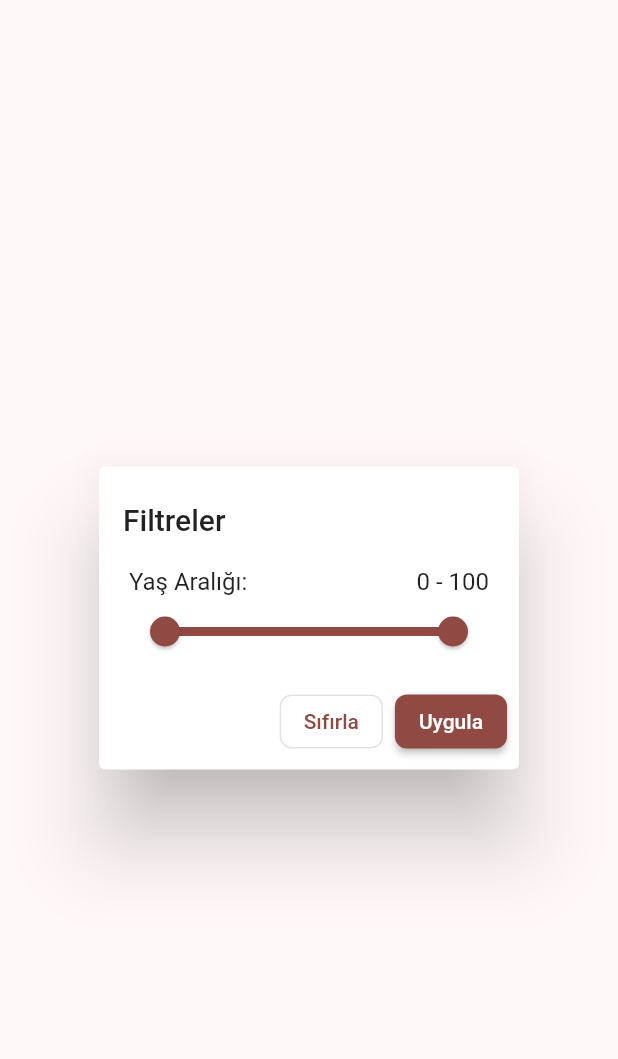
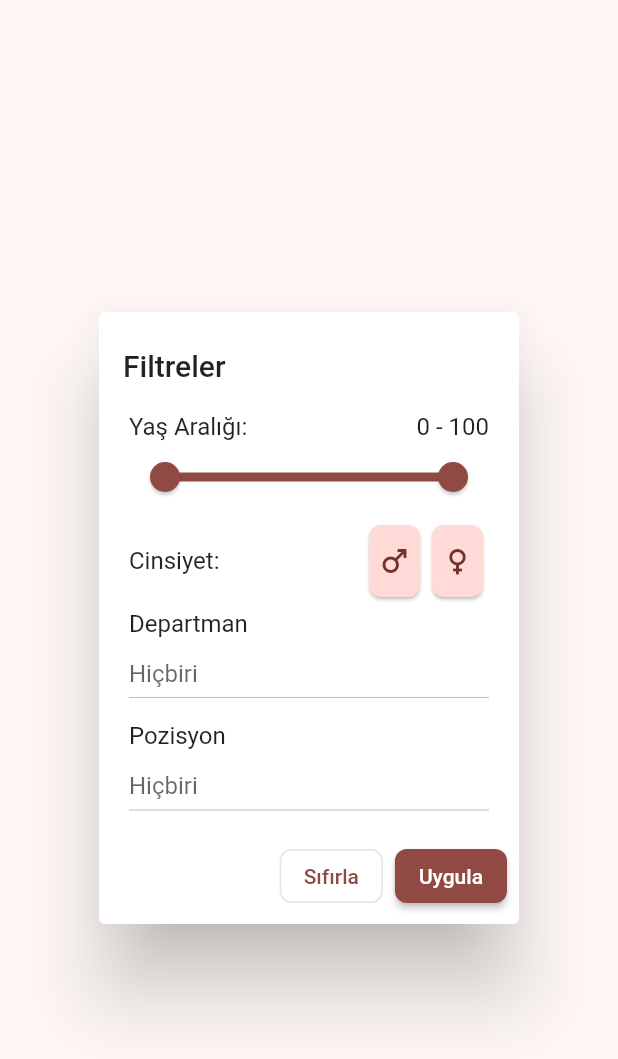
Before and after one commit to Destanci/personel_app, a Flutter app: the MainPageFilter widget shown alone on an empty page, opened directly, on a phone screen of 412 x 824 dp. Shown: the top 1059 px of the screen. Run offline on Flutter 3.47's test engine with Material 2 defaults, Android fonts, the phone set to English and light mode, and no system bars; our stand-ins replace flex_color_scheme.

Commit message:
filter screen

```diff
--- /dev/null
+++ b/lib/components/BlockRadioButton.dart
@@ -0,0 +1,77 @@
+import 'package:flutter/material.dart';
+
+class BlockRadioButton extends StatefulWidget {
+  final IconData? icon;
+  final String text;
+
+  final bool selected;
+
+  final void Function(bool value)? onTap;
+
+  BlockRadioButton({
+    Key? key,
+    this.icon,
+    this.text = '',
+    this.selected = false,
+    this.onTap,
+  }) : super(key: key);
+
+  @override
+  _BlockRadioButtonState createState() => _BlockRadioButtonState();
+}
+
+class _BlockRadioButtonState extends State<BlockRadioButton> {
+  bool isSelected = false;
+
+  @override
+  void initState() {
+    super.initState();
+
+    isSelected = widget.selected;
+  }
+
+  @override
+  Widget build(BuildContext context) {
+    return Card(
+      color: isSelected ? Theme.of(context).colorScheme.primary : Theme.of(context).colorScheme.primaryContainer,
+      child: InkWell(
+        onTap: () {
+          setState(() {
+            isSelected = !isSelected;
+          });
+          widget.onTap?.call(isSelected);
+        },
+        child: Container(
+          alignment: Alignment.center,
+          margin: new EdgeInsets.all(5.0),
+          child: Column(
+            mainAxisSize: MainAxisSize.min,
+            mainAxisAlignment: MainAxisAlignment.center,
+            crossAxisAlignment: CrossAxisAlignment.center,
+            children: <Widget>[
+              FittedBox(
+                fit: BoxFit.contain,
+                child: Icon(
+                  widget.icon,
+                  color: isSelected
+                      ? Theme.of(context).colorScheme.onPrimary
+                      : Theme.of(context).colorScheme.onPrimaryContainer,
+                ),
+              ),
+              if (widget.text.isNotEmpty) SizedBox(height: 10),
+              if (widget.text.isNotEmpty)
+                Text(
+                  widget.text,
+                  style: TextStyle(
+                    color: isSelected
+                        ? Theme.of(context).colorScheme.onPrimary
+                        : Theme.of(context).colorScheme.onPrimaryContainer,
+                  ),
+                )
+            ],
+          ),
+        ),
+      ),
+    );
+  }
+}
--- a/lib/main.dart
+++ b/lib/main.dart
@@ -1,14 +1,13 @@
 import 'dart:io';
-import 'dart:developer' as developer;
 
 import 'package:flutter/foundation.dart';
 import 'package:flutter/material.dart';
-import 'package:personel_app/managers/employee_manager.dart';
-import 'package:personel_app/theme.dart';
-import 'package:personel_app/views/main_page.dart';
 import 'package:provider/provider.dart';
 
+import 'managers/employee_manager.dart';
 import 'managers/json_employee_reader.dart';
+import 'theme.dart';
+import 'views/main_page.dart';
 
 void main() async {
   await WidgetsFlutterBinding.ensureInitialized();
@@ -26,11 +25,9 @@ class MyHttpOverrides extends HttpOverrides {
   @override
   HttpClient createHttpClient(SecurityContext? context) {
     if (kDebugMode) {
-      developer.log('--- APPLICATION START DEBUG MODE ---');
       return super.createHttpClient(context)
         ..badCertificateCallback = (X509Certificate cert, String host, int port) => true;
     } else {
-      developer.log('--- APPLICATION START NON-DEBUG MODE ---');
       return super.createHttpClient(context);
     }
   }
--- a/lib/views/main_page_filter.dart
+++ b/lib/views/main_page_filter.dart
@@ -1,6 +1,8 @@
 import 'package:flutter/material.dart';
-import 'package:personel_app/core/models/paged_request_model.dart';
+import 'package:personel_app/components/BlockRadioButton.dart';
 import 'package:personel_app/models/filter_models/employee_filter.dart';
+
+import '../core/enums/gender_enum.dart';
 
 class MainPageFilter extends StatefulWidget {
   final void Function()? onSubmit;
@@ -14,13 +16,18 @@ class MainPageFilter extends StatefulWidget {
 }
 
 class _MainPageFilterState extends State<MainPageFilter> {
-  RangeValues _currentRangeValues = const RangeValues(0, 100);
+  RangeValues _ageRangeValues = const RangeValues(0, 100);
+  String? selectedDepartment;
+  String? selectedPosition;
+
+  bool filterMale = false;
+  bool filterFemale = false;
 
   @override
   void initState() {
     super.initState();
 
-    _currentRangeValues = RangeValues(
+    _ageRangeValues = RangeValues(
       widget.filter?.minAge == null ? 0 : widget.filter!.minAge!,
       widget.filter?.maxAge == null ? 100 : widget.filter!.maxAge!,
     );
@@ -42,20 +49,97 @@ class _MainPageFilterState extends State<MainPageFilter> {
                 Expanded(
                   child: Text('Yaş Aralığı:'),
                 ),
-                Text('${_currentRangeValues.start.floor()} - ${_currentRangeValues.end.floor()}')
+                Text('${_ageRangeValues.start.floor()} - ${_ageRangeValues.end.floor()}')
               ],
             ),
             subtitle: RangeSlider(
-              values: _currentRangeValues,
+              values: _ageRangeValues,
               min: 0,
               max: 100,
               onChanged: (RangeValues values) {
                 setState(() {
-                  _currentRangeValues = values;
+                  _ageRangeValues = values;
                 });
               },
             ),
-          )
+          ),
+          ListTile(
+            onTap: null,
+            title: Text('Cinsiyet:'),
+            trailing: Row(
+              mainAxisSize: MainAxisSize.min,
+              children: [
+                BlockRadioButton(
+                  selected: filterMale,
+                  icon: Icons.male,
+                  onTap: (value) => filterMale = value,
+                ),
+                BlockRadioButton(
+                  selected: filterFemale,
+                  icon: Icons.female,
+                  onTap: (value) => filterFemale = value,
+                ),
+              ],
+            ),
+          ),
+          ListTile(
+            onTap: null,
+            title: Text('Departman'),
+            subtitle: DropdownButton(
+              isExpanded: false,
+              icon: Container(),
+              hint: Text('Hiçbiri'),
+              alignment: Alignment.center,
+              menuMaxHeight: 400,
+              value: selectedDepartment,
+              items: ['1', '2', '3'].map<DropdownMenuItem<String>>((String value) {
+                return DropdownMenuItem<String>(
+                  alignment: Alignment.center,
+                  value: value,
+                  child: Text(
+                    value,
+                    textAlign: TextAlign.center,
+                    maxLines: 2,
+                    overflow: TextOverflow.ellipsis,
+                  ),
+                );
+              }).toList(),
+              onChanged: (String? newValue) {
+                setState(() {
+                  selectedDepartment = newValue;
+                });
+              },
+            ),
+          ),
+          ListTile(
+            onTap: null,
+            title: Text('Pozisyon'),
+            subtitle: DropdownButton(
+              isExpanded: false,
+              icon: Container(),
+              hint: Text('Hiçbiri'),
+              alignment: Alignment.center,
+              menuMaxHeight: 400,
+              value: selectedPosition,
+              items: ['1', '2', '3'].map<DropdownMenuItem<String>>((String value) {
+                return DropdownMenuItem<String>(
+                  alignment: Alignment.center,
+                  value: value,
+                  child: Text(
+                    value,
+                    textAlign: TextAlign.center,
+                    maxLines: 2,
+                    overflow: TextOverflow.ellipsis,
+                  ),
+                );
+              }).toList(),
+              onChanged: (String? newValue) {
+                setState(() {
+                  selectedPosition = newValue;
+                });
+              },
+            ),
+          ),
         ],
       ),
       actions: [
@@ -70,7 +154,20 @@ class _MainPageFilterState extends State<MainPageFilter> {
           child: Text('Uygula'),
           onPressed: () {
             widget.onSubmit?.call();
-            Navigator.pop(context, PagedRequest(draw: 0, start: 0, length: 10));
+
+            var filter = EmployeeFilter(
+              minAge: _ageRangeValues.start,
+              maxAge: _ageRangeValues.end,
+              gender: (filterMale == filterFemale)
+                  ? null
+                  : filterMale
+                      ? Gender.male
+                      : Gender.female,
+              // departmentIds: [],
+              // positionIds: [],
+            );
+
+            Navigator.pop(context, filter);
           },
         ),
       ],
```
